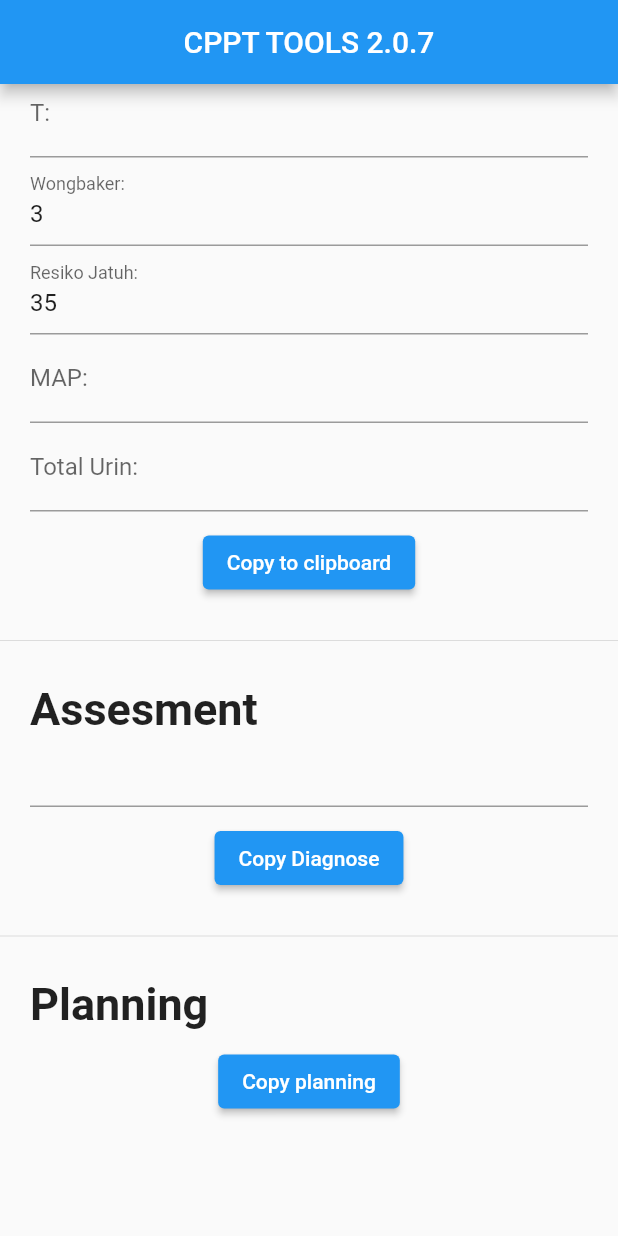
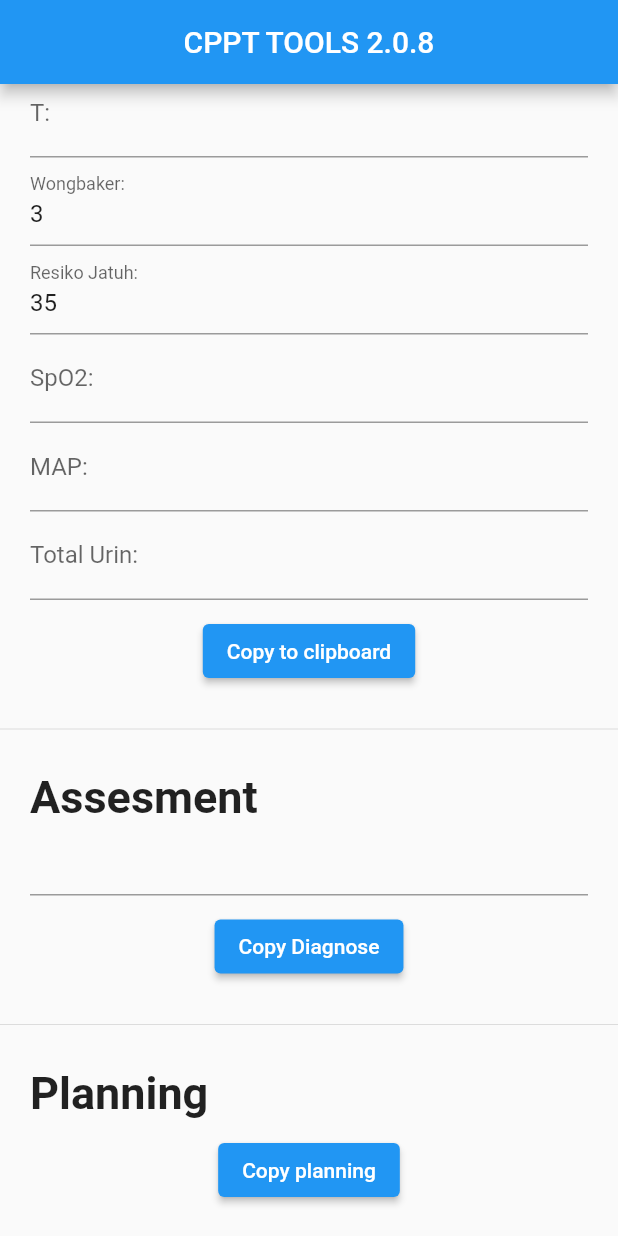
Before and after one commit to Vermaquel/cppt_tools, a Flutter app: the screen it shows after launch, scrolled down 576 dp, on a phone screen of 412 x 824 dp. Run offline on Flutter 3.47's test engine with Material 2 defaults, Android fonts, the phone set to English and light mode, and no system bars; drawn by our look-alikes of flutter_form_builder; our stand-ins replace get, go_router, hooks_riverpod.

Commit message:
release v2.0.8

```diff
--- a/lib/app_cppt_tools/providers/const_cppt_tools.dart
+++ b/lib/app_cppt_tools/providers/const_cppt_tools.dart
@@ -31,7 +31,7 @@ final diagnoseList = <DiagnoseEntity>[
 - Monitor TTV
 - Atur posisi semi fowler - fowler
 - Motivasi napas dalam
-- Kolaborasi dengan dokte''',
+- Kolaborasi dengan dokter''',
   ),
   DiagnoseEntity(
     diagnose: 'Bersihan jalan napas tidak efektif',
@@ -72,6 +72,20 @@ final diagnoseList = <DiagnoseEntity>[
 - Ajarkan teknik relaksasi
 - Kolaborasi dengan dokter''',
   ),
+  DiagnoseEntity(
+    diagnose: 'Defisit nutrisi',
+    planning: '''Manajemen nutrisi
+- Monitor TTV
+- Monitor makan minum
+- Anjurkan makan sedikit tapi sering
+- Kolaborasi dengan dokter''',
+  ),
+  DiagnoseEntity(
+    diagnose: 'Masalah teratasi',
+    planning: '''Px PBJ
+Px kontrol di Poli
+Tgl ''',
+  ),
 ];
 
 // text style judul
--- a/lib/app_cppt_tools/view/assesmen.dart
+++ b/lib/app_cppt_tools/view/assesmen.dart
@@ -20,6 +20,8 @@ class AssesmentForm extends ConsumerWidget {
   List<String> siapa = ["Pasien", "Keluarga"];
   String bambang = "Pasien";
   final assesmentC = Get.find<AssesmentController>();
+  final List<DiagnoseEntity> diagnoseListSorted = diagnoseList;
+  // .sort((a, b) => a.diagnose.toString().toLowerCase().compareTo(b.diagnose.toString().toLowerCase()));
 
   @override
   Widget build(BuildContext context, WidgetRef ref) {
@@ -39,7 +41,7 @@ class AssesmentForm extends ConsumerWidget {
             ),
             Autocomplete<DiagnoseEntity>(
               optionsBuilder: (textEditingValue) {
-                return diagnoseList
+                return diagnoseListSorted
                     .where((diagnose) =>
                         (diagnose.diagnose!.contains(textEditingValue.text)))
                     .toList();
--- a/lib/app_cppt_tools/view/cppt_form.dart
+++ b/lib/app_cppt_tools/view/cppt_form.dart
@@ -153,6 +153,15 @@ class CpptForm extends ConsumerWidget {
                 ),
                 FormBuilderTextField(
                   autovalidateMode: AutovalidateMode.always,
+                  name: 'sat',
+                  keyboardType: TextInputType.number,
+                  decoration: const InputDecoration(
+                    labelText: 'SpO2:',
+                  ),
+                  onChanged: (value) => cpptData.saturasi = value ?? "",
+                ),
+                FormBuilderTextField(
+                  autovalidateMode: AutovalidateMode.always,
                   name: 'map',
                   keyboardType: TextInputType.number,
                   decoration: const InputDecoration(
--- a/lib/sys_data/constants/version.dart
+++ b/lib/sys_data/constants/version.dart
@@ -1,4 +1,4 @@
 class VersionConst {
-  String version = "2.0.7";
+  String version = "2.0.8";
   int build = 23;
 }
--- a/lib/sys_data/models/cppt_entity_model.dart
+++ b/lib/sys_data/models/cppt_entity_model.dart
@@ -6,26 +6,27 @@ class CpptEntity {
   String? hr;
   String? rr;
   String? t;
-  String? td;
   String? map;
   String? urin;
   String? wongbaker;
   String? resikoJatuh;
   String? subjektif;
+  String? saturasi;
 
   CpptEntity(
       {this.keadaanUmum = "Sedang",
       this.kesadaran = "Compos mentis",
-      this.td1,
-      this.td2,
-      this.hr,
-      this.rr,
-      this.td,
+      this.td1 = "120",
+      this.td2 = "80",
+      this.hr = "87",
+      this.rr = "20",
+      this.t = "36",
       this.map,
       this.urin,
       this.wongbaker = "3",
       this.resikoJatuh = "35",
-      this.subjektif = "Keluhan (-)"});
+      this.subjektif = "Keluhan (-)",
+      this.saturasi});
 
   CpptEntity.fromJson(Map<String, dynamic> json) {
     keadaanUmum = json['keadaanUmum'];
@@ -35,12 +36,12 @@ class CpptEntity {
     hr = json['hr'];
     rr = json['rr'];
     t = json['t'];
-    td = json['td'];
     map = json['map'];
     urin = json['urin'];
     wongbaker = json['wongbaker'];
     resikoJatuh = json['resikoJatuh'];
     subjektif = json['subjektif'];
+    saturasi = json['saturasi'];
   }
 
   Map<String, dynamic> toJson() {
@@ -52,12 +53,12 @@ class CpptEntity {
     data['hr'] = hr;
     data['rr'] = rr;
     data['t'] = t;
-    data['td'] = td;
     data['map'] = map;
     data['urin'] = urin;
     data['wongbaker'] = wongbaker;
     data['resikoJatuh'] = resikoJatuh;
     data['subjektif'] = subjektif;
+    data['saturasi'] = subjektif;
 
     return data;
   }
@@ -74,6 +75,7 @@ class CpptEntity {
     result += "\nResiko Jatuh: $resikoJatuh";
     result += (map == null || map == "") ? "" : "\nMAP: $map mmHg";
     result += (urin == null || urin == "") ? "" : "\nTotal Urin: $urin cc";
+    result += (saturasi == null || saturasi == "") ? "" : "\nSpO2: $saturasi %";
     return result;
   }
 }
```
Also changed, not shown: 33 other files.
